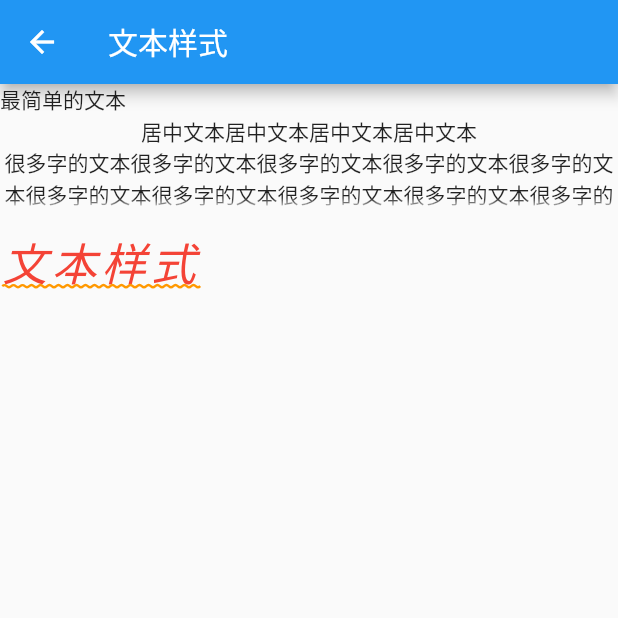
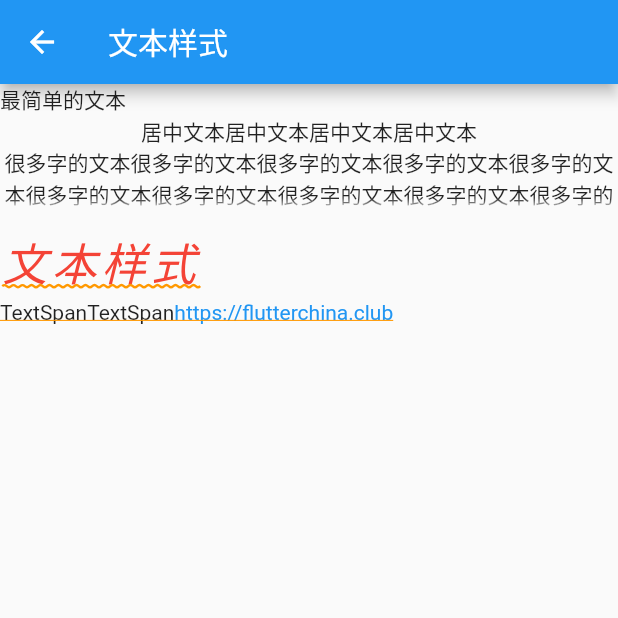
Before and after one commit to dishcheng/note_book, a Flutter app: the TextStyleManage screen opened directly, on a phone screen of 412 x 824 dp, the top half of it. Run offline on Flutter 3.47's test engine with Material 2 defaults, Android fonts, the phone set to English and light mode, and no system bars; our stand-ins replace image_picker; generated files the repository leaves out were written again.

Commit message:
文本样式

```diff
--- a/lib/textStyle.dart
+++ b/lib/textStyle.dart
@@ -59,8 +59,30 @@ class _TextStyleManageState extends State<TextStyleManage> {
                 ),
             //
           ),
+          Text.rich(TextSpan(
+              children: [
+                //我们需要对一个Text内容的不同部分按照不同的样式显示，这时就可以使用TextSpan，它代表文本的一个“片段”
+                //RichText是可以显示多种样式的(富文本)的widget。
+                TextSpan(text: 'TextSpan'),
+                TextSpan(text: 'TextSpan'),
+                TextSpan(
+                  text: "https://flutterchina.club",
+                  style: TextStyle(color: Colors.blue),
+//              recognizer: GestureRecognize,//它是点击链接后的一个处理器
+                ),
+              ],
+              style: TextStyle(
+                decoration: TextDecoration.underline,
+                //decoration下划线类型：默认为none，underline(下划线)，lineThrough（中划线）,overline(上划线)，单独设置无用，需要配合decorationColor
+                decorationColor: Colors.orange,
+              )))
         ],
       ),
     );
   }
+
+  _handle() {
+    print('_handle');
+    print('_handle');
+  }
 }
```
